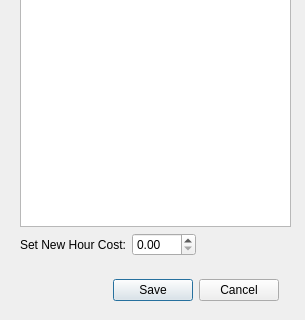
bedi1982/Oficina, file Config_Set_Hour_Cost.ui: the form before one commit; both pictures show x 0 to 305 and y 225 to 545 of the 305 by 545 pixel window.
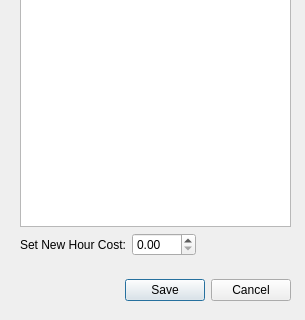
The form after the commit. Icons and pictures are not drawn.

Diff of the .ui file:
```diff
--- a/Config_Set_Hour_Cost.ui
+++ b/Config_Set_Hour_Cost.ui
@@ -37,7 +37,7 @@
     <rect>
      <x>90</x>
      <y>490</y>
-     <width>189</width>
+     <width>201</width>
      <height>51</height>
     </rect>
    </property>
@@ -70,7 +70,7 @@
     <pixmap resource="resources/images.qrc">:/emoticons/tux.png</pixmap>
    </property>
   </widget>
-  <widget class="QWidget" name="">
+  <widget class="QWidget" name="layoutWidget">
    <property name="geometry">
     <rect>
      <x>20</x>
```
